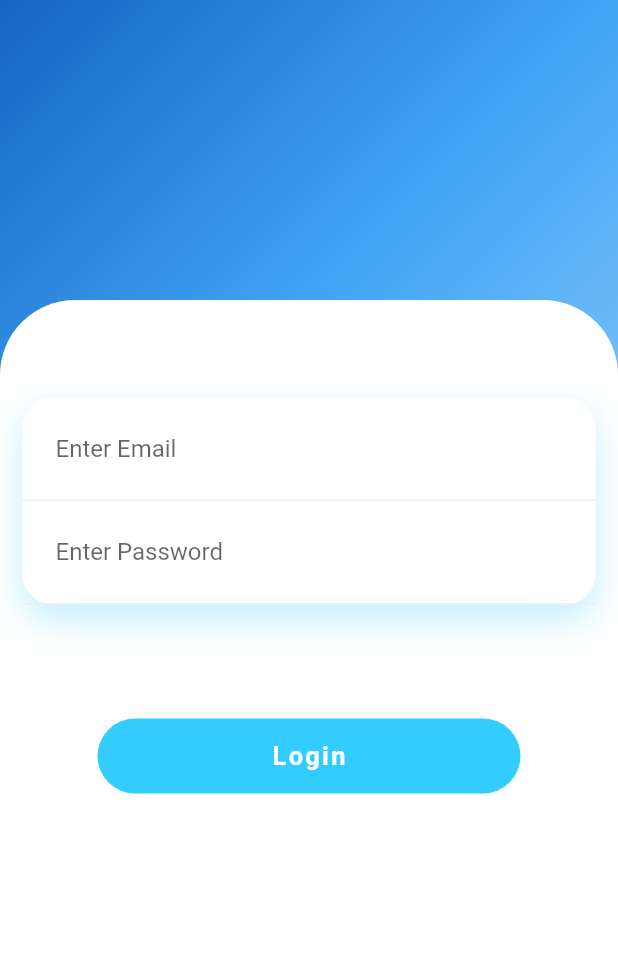
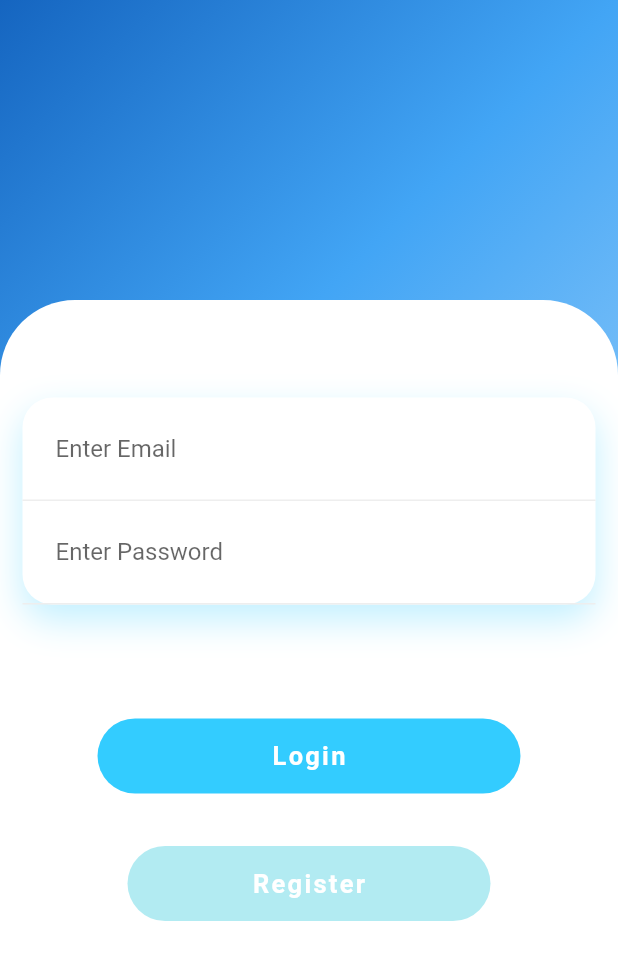
Before and after one commit to AlphaArtrem/attendance_app, a Flutter app: the screen it shows after launch, on a phone screen of 412 x 824 dp. Shown: the top 960 px of the screen. Run offline on Flutter 3.47's test engine with Material 2 defaults, Android fonts, the phone set to English and light mode, and no system bars; our stand-ins replace cloud_firestore, firebase_auth, flutter_datetime_picker, flutter_spinkit; missing offline and left inert: enhanced_future_builder; accounts and stored records are empty.

Commit message:
Added button to open register form from login screen

```diff
--- a/lib/logged_out/methods/log_in.dart
+++ b/lib/logged_out/methods/log_in.dart
@@ -26,6 +26,20 @@ class _LoginState extends State<Login> {
     return Column(
       children: <Widget>[
         _toLogin ? loginForm() : Register(),
+        GestureDetector(
+          onTap: () => setState(() => _toLogin = !_toLogin),
+          child: Container(
+            height: 50,
+            margin: EdgeInsets.symmetric(horizontal: 70),
+            decoration: BoxDecoration(
+              borderRadius: BorderRadius.circular(50),
+              color: Colors.cyan[100],
+            ),
+            child: Center(
+              child: Text("${_toLogin ? 'Register' : 'Login'}", style: TextStyle(color: Colors.white, fontWeight: FontWeight.bold, letterSpacing: 1.5, fontSize: 17),),
+            ),
+          ),
+        ),
       ],
     );
   }
```
